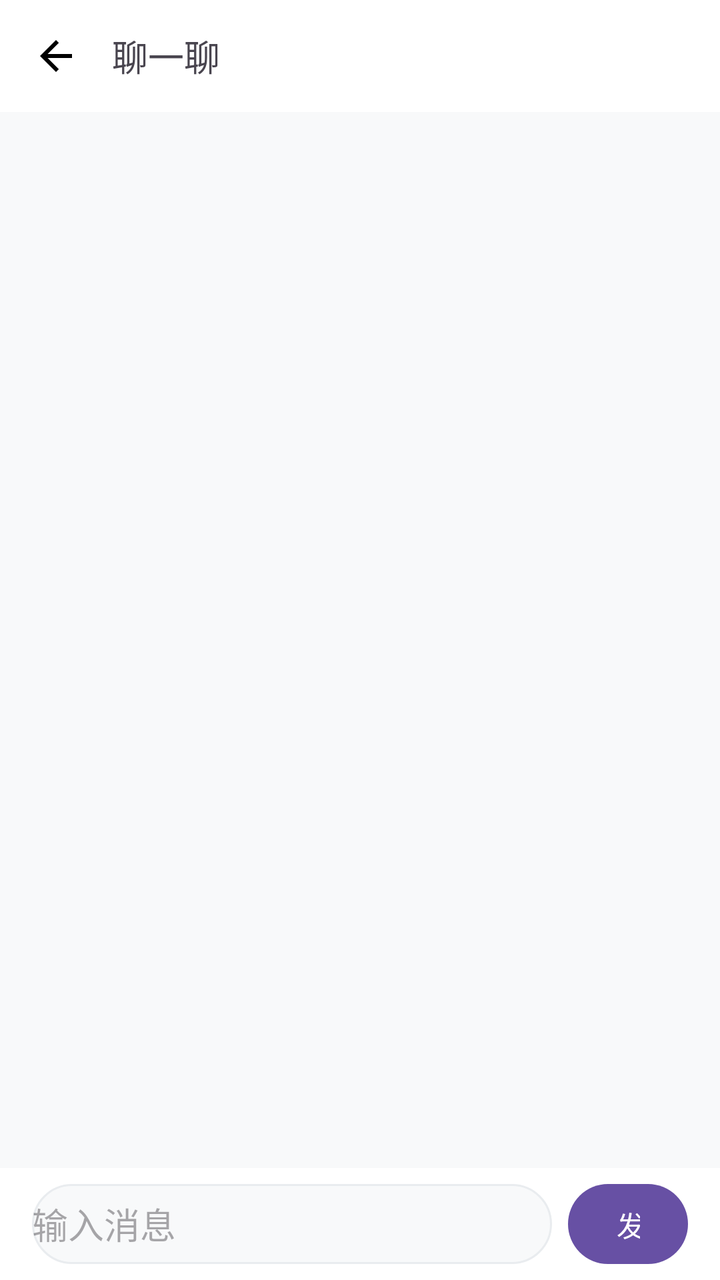
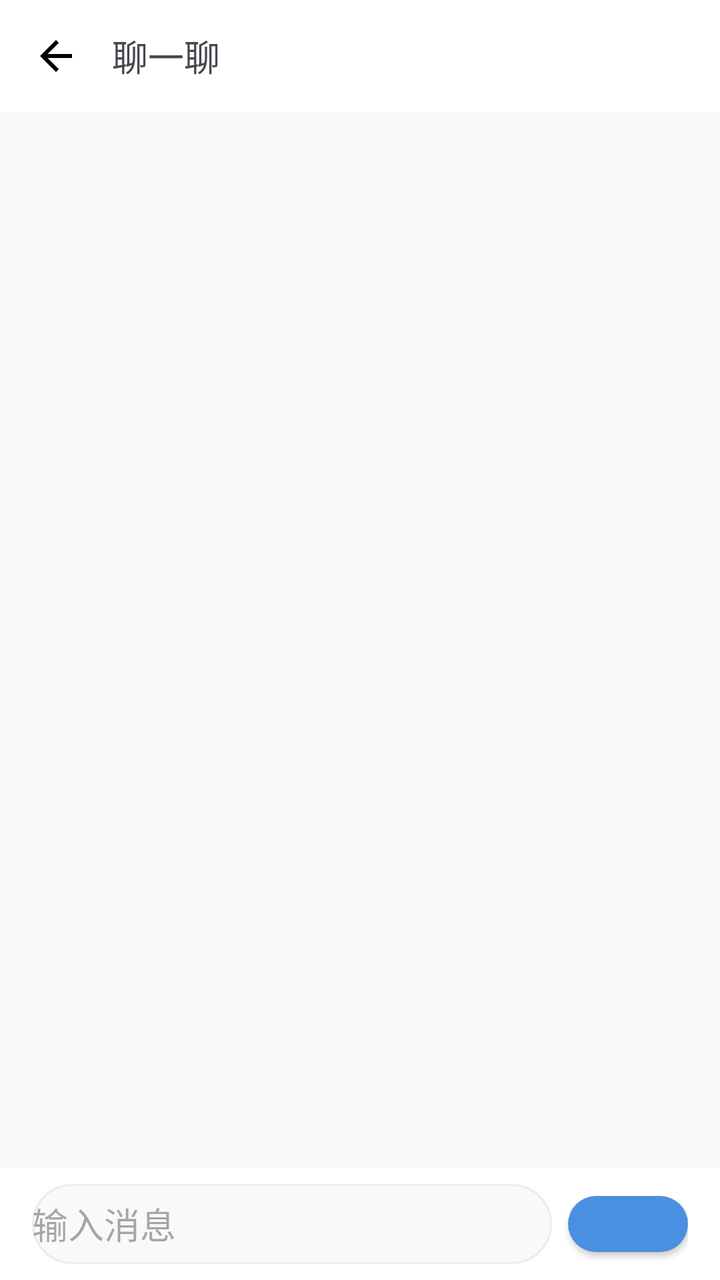

Before-and-after screenshots of an Android layout around one commit, followed by the original layout XML and the change that was made.
<!-- AndroidManifest.xml: application theme Theme.EtradeAndroid -->
<!-- res/layout/activity_chat.xml -->
<?xml version="1.0" encoding="utf-8"?>
<LinearLayout xmlns:android="http://schemas.android.com/apk/res/android"
    android:layout_width="match_parent" android:layout_height="match_parent"
    android:orientation="vertical" android:background="#F8F9FA">

    <LinearLayout android:layout_width="match_parent" android:layout_height="56dp"
        android:background="#FFF" android:gravity="center_vertical" android:paddingHorizontal="16dp">
        <ImageView android:id="@+id/iv_back" android:layout_width="24dp" android:layout_height="24dp"
            android:src="@drawable/ic_back"/>
        <TextView android:layout_width="wrap_content" android:layout_height="wrap_content"
            android:text="聊一聊" android:textSize="18sp" android:layout_marginStart="16dp"/>
    </LinearLayout>

    <androidx.recyclerview.widget.RecyclerView
        android:id="@+id/rv_chat" android:layout_width="match_parent" android:layout_height="0dp"
        android:layout_weight="1" android:padding="8dp"/>

    <LinearLayout android:layout_width="match_parent" android:layout_height="56dp"
        android:background="#FFF" android:gravity="center_vertical" android:paddingHorizontal="16dp">
        <EditText android:id="@+id/et_input" android:layout_width="0dp" android:layout_weight="1"
            android:layout_height="40dp" android:background="@drawable/bg_input" android:hint="输入消息"/>
        <Button android:id="@+id/btn_send" android:layout_width="60dp" android:layout_height="40dp"
            android:background="@drawable/bg_btn_primary" android:text="发送" android:textColor="#FFF"
            android:layout_marginStart="8dp"/>
    </LinearLayout>
</LinearLayout>
<!-- resources referenced by this layout -->
<resources>
  <!-- drawable bg_btn_primary (drawable) -->
  <?xml version="1.0" encoding="utf-8"?>
  <shape xmlns:android="http://schemas.android.com/apk/res/android">
      <solid android:color="#4A90E2" />
      <corners android:radius="24dp" />
  </shape>
  <!-- drawable bg_input (drawable) -->
  <?xml version="1.0" encoding="utf-8"?>
  <shape xmlns:android="http://schemas.android.com/apk/res/android">
      <solid android:color="#F8F9FA" />
      <corners android:radius="24dp" />
      <stroke android:width="1dp" android:color="#E9ECEF" />
  </shape>
  <!-- drawable ic_back (drawable) -->
  <?xml version="1.0" encoding="utf-8"?>
  <vector xmlns:android="http://schemas.android.com/apk/res/android"
      android:width="24dp"
      android:height="24dp"
      android:viewportWidth="24"
      android:viewportHeight="24">
      <path
          android:fillColor="#000000"
          android:pathData="M20,11H7.83l5.59,-5.59L12,4l-8,8 8,8 1.41,-1.41L7.83,13H20v-2z"/>
  </vector>
  <style name="Theme.EtradeAndroid" parent="Base.Theme.EtradeAndroid" />
  <style name="Base.Theme.EtradeAndroid" parent="Theme.Material3.DayNight.NoActionBar">
          
          
      </style>
</resources>

<!-- the commit's change to res/layout/activity_chat.xml (unified diff, before → after) -->
@@ -19,8 +19,7 @@
         android:background="#FFF" android:gravity="center_vertical" android:paddingHorizontal="16dp">
         <EditText android:id="@+id/et_input" android:layout_width="0dp" android:layout_weight="1"
             android:layout_height="40dp" android:background="@drawable/bg_input" android:hint="输入消息"/>
-        <Button android:id="@+id/btn_send" android:layout_width="60dp" android:layout_height="40dp"
-            android:background="@drawable/bg_btn_primary" android:text="发送" android:textColor="#FFF"
-            android:layout_marginStart="8dp"/>
+        <Button android:id="@+id/btn_send" style="@style/PrimaryButton" android:layout_width="60dp"
+            android:layout_height="40dp" android:text="发送" android:layout_marginStart="8dp"/>
     </LinearLayout>
 </LinearLayout>
<!-- resource entries referenced after the edit -->
@@ -1,17 +1,11 @@
 <!-- resources referenced by this layout -->
 <resources>
-  <!-- drawable bg_btn_primary (drawable) -->
-  <?xml version="1.0" encoding="utf-8"?>
-  <shape xmlns:android="http://schemas.android.com/apk/res/android">
-      <solid android:color="#4A90E2" />
-      <corners android:radius="24dp" />
-  </shape>
   <!-- drawable bg_input (drawable) -->
   <?xml version="1.0" encoding="utf-8"?>
   <shape xmlns:android="http://schemas.android.com/apk/res/android">
-      <solid android:color="#F8F9FA" />
+      <solid android:color="@color/gray_50" />
       <corners android:radius="24dp" />
-      <stroke android:width="1dp" android:color="#E9ECEF" />
+      <stroke android:width="1dp" android:color="@color/gray_100" />
   </shape>
   <!-- drawable ic_back (drawable) -->
   <?xml version="1.0" encoding="utf-8"?>
@@ -24,10 +18,42 @@
           android:fillColor="#000000"
           android:pathData="M20,11H7.83l5.59,-5.59L12,4l-8,8 8,8 1.41,-1.41L7.83,13H20v-2z"/>
   </vector>
+  <style name="PrimaryButton" parent="Widget.MaterialComponents.Button">
+          <item name="android:layout_width">match_parent</item>
+          <item name="android:layout_height">wrap_content</item>
+          <item name="android:minHeight">48dp</item>
+          <item name="android:paddingTop">@dimen/btn_padding_vertical</item>
+          <item name="android:paddingBottom">@dimen/btn_padding_vertical</item>
+          <item name="android:paddingStart">@dimen/btn_padding_horizontal</item>
+          <item name="android:paddingEnd">@dimen/btn_padding_horizontal</item>
+          <item name="cornerRadius">@dimen/radius_full</item>
+          <item name="backgroundTint">@color/primary_blue</item>
+          <item name="android:textColor">@color/white</item>
+          <item name="android:textSize">@dimen/text_size_body</item>
+          <item name="android:textAllCaps">false</item>
+      </style>
   <style name="Theme.EtradeAndroid" parent="Base.Theme.EtradeAndroid" />
+  <color name="gray_50">#F8F9FA</color>
+  <color name="gray_100">#E9ECEF</color>
+  <dimen name="btn_padding_vertical">12dp</dimen>
+  <dimen name="btn_padding_horizontal">24dp</dimen>
+  <dimen name="radius_full">24dp</dimen>
+  <color name="primary_blue">#4A90E2</color>
+  <color name="white">#FFFFFFFF</color>
+  <dimen name="text_size_body">14sp</dimen>
   <style name="Base.Theme.EtradeAndroid" parent="Theme.Material3.DayNight.NoActionBar">
-          
-          
+          <item name="colorPrimary">@color/primary_blue</item>
+          <item name="colorOnPrimary">@color/white</item>
+          <item name="colorSecondary">@color/accent_orange</item>
+          <item name="colorOnSecondary">@color/white</item>
+          <item name="android:statusBarColor">@color/primary_blue_dark</item>
+          <item name="android:navigationBarColor">@color/white</item>
+          <item name="colorSurface">@color/background_white</item>
+          <item name="colorOnSurface">@color/text_primary</item>
       </style>
+  <color name="accent_orange">#F5A623</color>
+  <color name="primary_blue_dark">#357ABD</color>
+  <color name="background_white">#FFFFFF</color>
+  <color name="text_primary">#212529</color>
 </resources>
 
